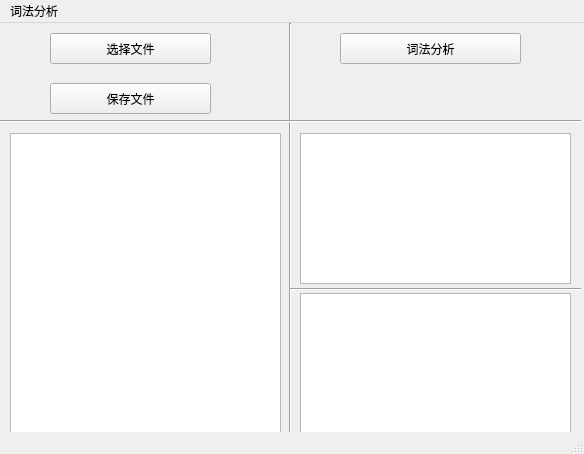
The window that Project/Gui/wings.ui (Miooo00/CompilationPrinciple) describes before a commit, drawn with Qt 5.
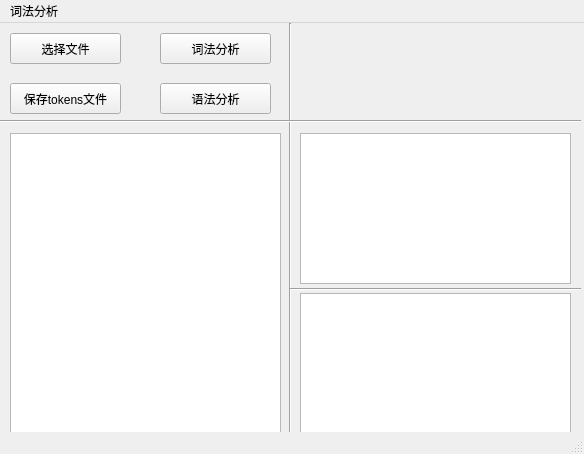
The same window after the commit.

Patch:
```diff
--- a/Project/Gui/wings.ui
+++ b/Project/Gui/wings.ui
@@ -93,9 +93,9 @@
    <widget class="QPushButton" name="lib1_selbt">
     <property name="geometry">
      <rect>
-      <x>50</x>
+      <x>10</x>
       <y>10</y>
-      <width>161</width>
+      <width>111</width>
       <height>31</height>
      </rect>
     </property>
@@ -106,22 +106,22 @@
    <widget class="QPushButton" name="lib1_svbt">
     <property name="geometry">
      <rect>
-      <x>50</x>
+      <x>10</x>
       <y>60</y>
-      <width>161</width>
+      <width>111</width>
       <height>31</height>
      </rect>
     </property>
     <property name="text">
-     <string>保存文件</string>
+     <string>保存tokens文件</string>
     </property>
    </widget>
    <widget class="QPushButton" name="lib1_exebt">
     <property name="geometry">
      <rect>
-      <x>340</x>
+      <x>160</x>
       <y>10</y>
-      <width>181</width>
+      <width>111</width>
       <height>31</height>
      </rect>
     </property>
@@ -163,6 +163,19 @@
      <enum>Qt::Horizontal</enum>
     </property>
    </widget>
+   <widget class="QPushButton" name="lib1_exebt1">
+    <property name="geometry">
+     <rect>
+      <x>160</x>
+      <y>60</y>
+      <width>111</width>
+      <height>31</height>
+     </rect>
+    </property>
+    <property name="text">
+     <string>语法分析</string>
+    </property>
+   </widget>
   </widget>
   <widget class="QMenuBar" name="menubar">
    <property name="geometry">
```
Left out of the diff: 9 changed lines with no effect on the pictures.
